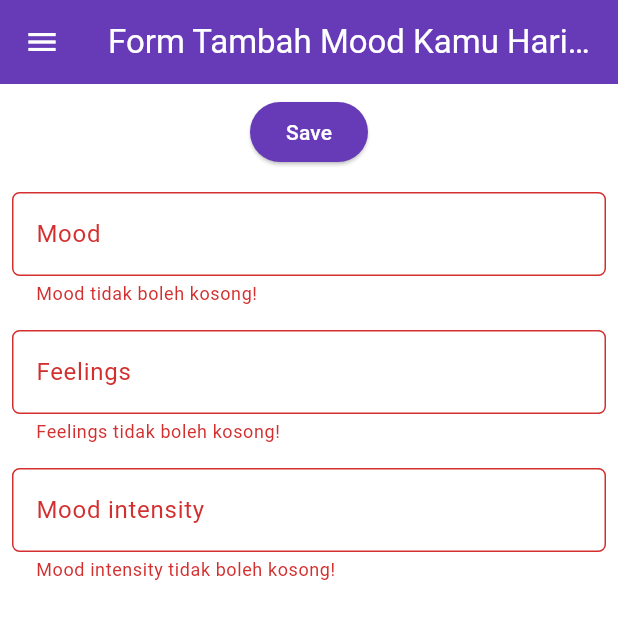
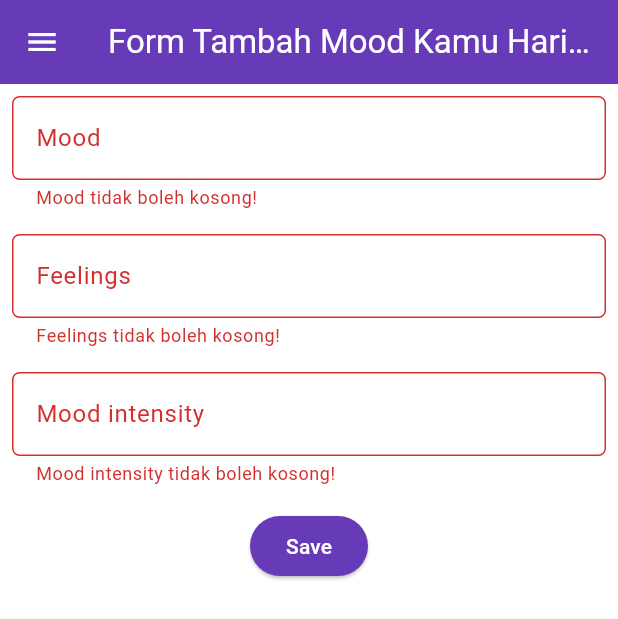
Before and after one commit to nadiarahmadinaa/mobile-tutorial, a Flutter app: the MyHomePage screen opened directly, after a tap on "Tambah Mood", after a tap on "Save", on a phone screen of 412 x 824 dp. Shown: the top 619 px of the screen. Run offline on Flutter 3.47's test engine with Material 3 defaults, Android fonts, the phone set to English and light mode, and no system bars; missing offline and left inert: pbp_django_auth.

Commit message:
Tutorial 8

```diff
--- a/mental_health_tracker/lib/screens/moodentry_form.dart
+++ b/mental_health_tracker/lib/screens/moodentry_form.dart
@@ -1,5 +1,10 @@
+import 'dart:convert';
+
 import 'package:flutter/material.dart';
+import 'package:mental_health_tracker/screens/menu.dart';
 import 'package:mental_health_tracker/widgets/left_drawer.dart';
+import 'package:pbp_django_auth/pbp_django_auth.dart';
+import 'package:provider/provider.dart';
 
 class MoodEntryFormPage extends StatefulWidget {
   const MoodEntryFormPage({super.key});
@@ -15,6 +20,7 @@ class _MoodEntryFormPageState extends State<MoodEntryFormPage> {
 	int _moodIntensity = 0;
   @override
   Widget build(BuildContext context) {
+    final request = context.watch<CookieRequest>();
     return Scaffold(
       appBar: AppBar(
         title: const Center(
@@ -32,53 +38,6 @@ class _MoodEntryFormPageState extends State<MoodEntryFormPage> {
           child: Column(
             crossAxisAlignment: CrossAxisAlignment.start,
             children: [
-              Align(
-                alignment: Alignment.bottomCenter,
-                child: Padding(
-                  padding: const EdgeInsets.all(8.0),
-                  child: ElevatedButton(
-                    style: ButtonStyle(
-                      backgroundColor: MaterialStateProperty.all(
-                          Theme.of(context).colorScheme.primary),
-                    ),
-                    onPressed: () {
-                      if (_formKey.currentState!.validate()) {
-                        showDialog(
-                          context: context,
-                          builder: (context) {
-                            return AlertDialog(
-                              title: const Text('Mood berhasil tersimpan'),
-                              content: SingleChildScrollView(
-                                child: Column(
-                                  crossAxisAlignment: CrossAxisAlignment.start,
-                                  children: [
-                                    Text('Mood: $_mood'),
-                                    Text('Feelings: $_feelings'),
-                                    Text('Mood Intensity: $_moodIntensity'),
-                                  ],
-                                ),
-                              ),
-                              actions: [
-                                TextButton(
-                                  child: const Text('OK'),
-                                  onPressed: () {
-                                    Navigator.pop(context);
-                                    _formKey.currentState!.reset();
-                                  },
-                                ),
-                              ],
-                            );
-                          },
-                        );
-                      }
-                    },
-                    child: const Text(
-                      "Save",
-                      style: TextStyle(color: Colors.white),
-                    ),
-                  ),
-                ),
-              ),
               Padding(
                 padding: const EdgeInsets.all(8.0),
                 child: TextFormField(
@@ -151,6 +110,53 @@ class _MoodEntryFormPageState extends State<MoodEntryFormPage> {
                   },
                 ),
               ),
+              Align(
+                alignment: Alignment.bottomCenter,
+                child: Padding(
+                  padding: const EdgeInsets.all(8.0),
+                  child: ElevatedButton(
+                    style: ButtonStyle(
+                      backgroundColor: MaterialStateProperty.all(
+                          Theme.of(context).colorScheme.primary),
+                    ),
+                    onPressed: () async {
+                      if (_formKey.currentState!.validate()) {
+                          // Kirim ke Django dan tunggu respons
+                          final response = await request.postJson(
+                              "http://127.0.0.1:8000/create-flutter/",
+                              jsonEncode(<String, String>{
+                                  'mood': _mood,
+                                  'mood_intensity': _moodIntensity.toString(),
+                                  'feelings': _feelings,
+                              }),
+                          );
+                          if (context.mounted) {
+                              if (response['status'] == 'success') {
+                                  ScaffoldMessenger.of(context)
+                                      .showSnackBar(const SnackBar(
+                                  content: Text("Mood baru berhasil disimpan!"),
+                                  ));
+                                  Navigator.pushReplacement(
+                                      context,
+                                      MaterialPageRoute(builder: (context) => MyHomePage()),
+                                  );
+                              } else {
+                                  ScaffoldMessenger.of(context)
+                                      .showSnackBar(const SnackBar(
+                                      content:
+                                          Text("Terdapat kesalahan, silakan coba lagi."),
+                                  ));
+                              }
+                          }
+                      }
+                  },
+                    child: const Text(
+                      "Save",
+                      style: TextStyle(color: Colors.white),
+                    ),
+                  ),
+                ),
+              ),
             ],
           ),
         ),
--- a/mental_health_tracker/lib/widgets/left_drawer.dart
+++ b/mental_health_tracker/lib/widgets/left_drawer.dart
@@ -1,7 +1,7 @@
 import 'package:flutter/material.dart';
+import 'package:mental_health_tracker/screens/list_moodentry.dart';
 import 'package:mental_health_tracker/screens/menu.dart';
 import 'package:mental_health_tracker/screens/moodentry_form.dart';
-// TODO: Impor halaman MoodEntryFormPage jika sudah dibuat
 
 class LeftDrawer extends StatelessWidget {
   const LeftDrawer({super.key});
@@ -40,16 +40,15 @@ class LeftDrawer extends StatelessWidget {
             ),
           ),
           ListTile(
-            leading: const Icon(Icons.home_outlined),
-            title: const Text('Halaman Utama'),
-            // Bagian redirection ke MyHomePage
-            onTap: () {
-              Navigator.pushReplacement(
-                  context,
-                  MaterialPageRoute(
-                    builder: (context) => MyHomePage(),
-                  ));
-            },
+              leading: const Icon(Icons.add_reaction_rounded),
+              title: const Text('Daftar Mood'),
+              onTap: () {
+                  // Route menu ke halaman mood
+                  Navigator.push(
+                      context,
+                      MaterialPageRoute(builder: (context) => const MoodEntryPage()),
+                  );
+              },
           ),
           ListTile(
             leading: const Icon(Icons.mood),
--- a/mental_health_tracker/lib/widgets/mood_card.dart
+++ b/mental_health_tracker/lib/widgets/mood_card.dart
@@ -1,6 +1,10 @@
+import 'package:mental_health_tracker/screens/list_moodentry.dart';
+import 'package:mental_health_tracker/screens/login.dart';
 import 'package:mental_health_tracker/screens/moodentry_form.dart';
 import 'package:mental_health_tracker/screens/menu.dart';
 import 'package:flutter/material.dart';
+import 'package:pbp_django_auth/pbp_django_auth.dart';
+import 'package:provider/provider.dart';
 
 class ItemHomepage {
   final String name;
@@ -17,6 +21,7 @@ class ItemCard extends StatelessWidget {
 
   @override
   Widget build(BuildContext context) {
+    final request = context.watch<CookieRequest>();
     return Material(
       // Menentukan warna latar belakang dari tema aplikasi.
       color: Theme.of(context).colorScheme.secondary,
@@ -25,7 +30,7 @@ class ItemCard extends StatelessWidget {
 
       child: InkWell(
         // Aksi ketika kartu ditekan.
-        onTap: () {
+        onTap: () async {
           // Memunculkan SnackBar ketika diklik
           ScaffoldMessenger.of(context)
             ..hideCurrentSnackBar()
@@ -39,6 +44,36 @@ class ItemCard extends StatelessWidget {
             MaterialPageRoute(
                 builder: (context) => MoodEntryFormPage(),
             ));
+          }
+          else if (item.name == "Lihat Mood") {
+            Navigator.push(context,
+                MaterialPageRoute(
+                    builder: (context) => const MoodEntryPage()
+                ),
+            );
+          }
+          else if (item.name == "Logout") {
+            final response = await request.logout(
+                "http://127.0.0.1:8000/auth/logout/");
+            String message = response["message"];
+            if (context.mounted) {
+                if (response['status']) {
+                    String uname = response["username"];
+                    ScaffoldMessenger.of(context).showSnackBar(SnackBar(
+                        content: Text("$message Sampai jumpa, $uname."),
+                    ));
+                    Navigator.pushReplacement(
+                        context,
+                        MaterialPageRoute(builder: (context) => const LoginPage()),
+                    );
+                } else {
+                    ScaffoldMessenger.of(context).showSnackBar(
+                        SnackBar(
+                            content: Text(message),
+                        ),
+                    );
+                }
+            }
           }
         },
         // Container untuk menyimpan Icon dan Text
--- a/mental_health_tracker/pubspec.yaml
+++ b/mental_health_tracker/pubspec.yaml
@@ -35,6 +35,9 @@ dependencies:
   # The following adds the Cupertino Icons font to your application.
   # Use with the CupertinoIcons class for iOS style icons.
   cupertino_icons: ^1.0.8
+  provider: ^6.1.2
+  pbp_django_auth: ^0.4.0
+  http: ^1.2.2
 
 dev_dependencies:
   flutter_test:
```
Also changed, not shown: mental_health_tracker/lib/main.dart (+17 -24 lines), mental_health_tracker/lib/models/mood_entry.dart (added, +65 -0 lines), mental_health_tracker/lib/screens/list_moodentry.dart (added, +89 -0 lines), mental_health_tracker/lib/screens/login.dart (added, +180 -0 lines), mental_health_tracker/lib/screens/register.dart (added, +165 -0 lines), mental_health_tracker/pubspec.lock, 2 other files.
